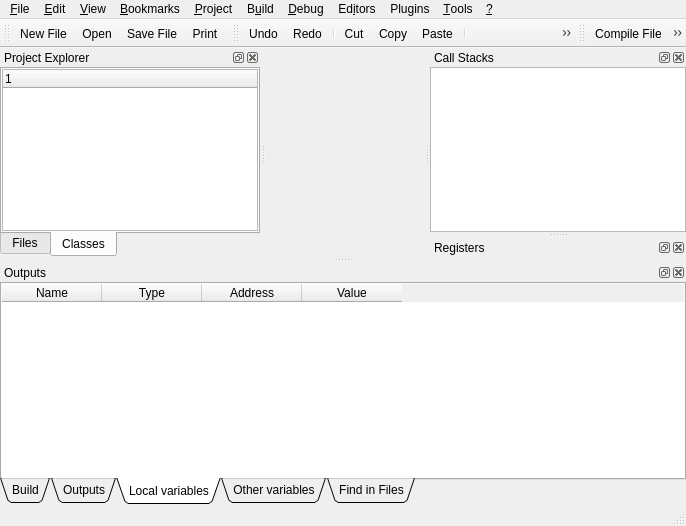
Before: the Qt Designer form ui/main.ui in google-code-export/qdevelop, drawn with Qt 5.
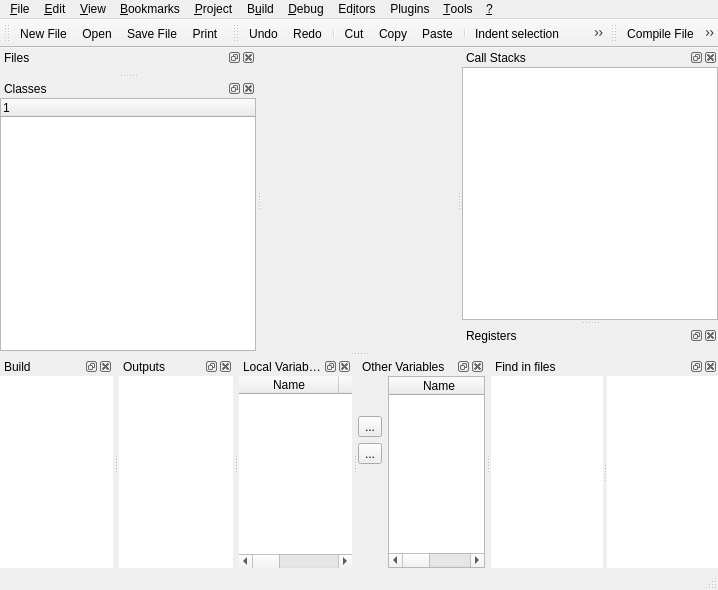
After: the same form once the commit is applied. The open tabs and pages were chosen to show the change. Icons and pictures are not drawn. Custom widgets are drawn as their Qt base class.

Commit message:
Update the gui, now all dock windows are QDockWidget, and not widgets inside a QTabWidget. Screen shots are available: http://qdevelop.googlecode.com/files/qdevelop-026_a-svn.png http://qdevelop.googlecode.com/files/qdevelop-026-svn.png
I expect some regressions in functionality, please do tell us what's wrong on the mailing list.

BTW:
Did anyone see the upgrade googlecode had last week? Visit this link:
http://code.google.com/p/qdevelop/source/detail?r=314

:)

The edit to the form file:
```diff
--- a/ui/main.ui
+++ b/ui/main.ui
@@ -5,8 +5,8 @@
    <rect>
     <x>0</x>
     <y>0</y>
-    <width>686</width>
-    <height>526</height>
+    <width>718</width>
+    <height>590</height>
    </rect>
   </property>
   <property name="sizePolicy" >
@@ -27,8 +27,8 @@
     <rect>
      <x>0</x>
      <y>0</y>
-     <width>686</width>
-     <height>21</height>
+     <width>718</width>
+     <height>22</height>
     </rect>
    </property>
    <widget class="QMenu" name="menu_Edit" >
@@ -228,64 +228,188 @@
    <addaction name="menu" />
   </widget>
   <widget class="QStatusBar" name="statusbar" />
-  <widget class="QDockWidget" name="dockOutputs" >
-   <property name="sizePolicy" >
-    <sizepolicy vsizetype="Preferred" hsizetype="Preferred" >
-     <horstretch>0</horstretch>
-     <verstretch>0</verstretch>
-    </sizepolicy>
+  <widget class="QToolBar" name="toolBarFiles" >
+   <property name="windowTitle" >
+    <string>Files toolbar</string>
    </property>
+   <property name="orientation" >
+    <enum>Qt::Horizontal</enum>
+   </property>
+   <attribute name="toolBarArea" >
+    <enum>TopToolBarArea</enum>
+   </attribute>
+   <attribute name="toolBarBreak" >
+    <bool>false</bool>
+   </attribute>
+   <addaction name="actionNewFile" />
+   <addaction name="actionOpen" />
+   <addaction name="actionSaveFile" />
+   <addaction name="actionPrint" />
+  </widget>
+  <widget class="QToolBar" name="toolBarEdit" >
+   <property name="windowTitle" >
+    <string>Edit Toolbar</string>
+   </property>
+   <property name="toolTip" >
+    <string>Edit Toolbar</string>
+   </property>
+   <property name="statusTip" >
+    <string>Edit Toolbar</string>
+   </property>
+   <property name="whatsThis" >
+    <string>Edit Toolbar</string>
+   </property>
+   <property name="orientation" >
+    <enum>Qt::Horizontal</enum>
+   </property>
+   <attribute name="toolBarArea" >
+    <enum>TopToolBarArea</enum>
+   </attribute>
+   <attribute name="toolBarBreak" >
+    <bool>false</bool>
+   </attribute>
+   <addaction name="actionUndo" />
+   <addaction name="actionRedo" />
+   <addaction name="separator" />
+   <addaction name="actionCut" />
+   <addaction name="actionCopy" />
+   <addaction name="actionPaste" />
+   <addaction name="separator" />
+   <addaction name="actionIndent" />
+   <addaction name="actionUnindent" />
+   <addaction name="separator" />
+   <addaction name="actionPreviousBookmark" />
+   <addaction name="actionNextBookmark" />
+   <addaction name="actionClearAllBookmarks" />
+  </widget>
+  <widget class="QToolBar" name="toolBarBuild" >
+   <property name="windowTitle" >
+    <string>Build and Debug Toolbar</string>
+   </property>
+   <property name="orientation" >
+    <enum>Qt::Horizontal</enum>
+   </property>
+   <attribute name="toolBarArea" >
+    <enum>TopToolBarArea</enum>
+   </attribute>
+   <attribute name="toolBarBreak" >
+    <bool>false</bool>
+   </attribute>
+   <addaction name="actionCompile" />
+   <addaction name="separator" />
+   <addaction name="actionBuild" />
+   <addaction name="actionRebuild" />
+   <addaction name="actionStopBuild" />
+   <addaction name="actionExecuteWithoutDebug" />
+   <addaction name="separator" />
+   <addaction name="actionDebug" />
+   <addaction name="actionStopDebug" />
+   <addaction name="actionStepOver" />
+   <addaction name="actionStepInto" />
+   <addaction name="actionStepOut" />
+  </widget>
+  <widget class="QDockWidget" name="dockCallsStack" >
+   <property name="windowTitle" >
+    <string>Call Stacks</string>
+   </property>
+   <attribute name="dockWidgetArea" >
+    <number>2</number>
+   </attribute>
+   <widget class="QWidget" name="dockWidgetContents_2" >
+    <layout class="QGridLayout" >
+     <property name="leftMargin" >
+      <number>0</number>
+     </property>
+     <property name="topMargin" >
+      <number>0</number>
+     </property>
+     <property name="rightMargin" >
+      <number>0</number>
+     </property>
+     <property name="bottomMargin" >
+      <number>0</number>
+     </property>
+     <property name="horizontalSpacing" >
+      <number>0</number>
+     </property>
+     <property name="verticalSpacing" >
+      <number>0</number>
+     </property>
+     <item row="0" column="0" >
+      <widget class="QListWidget" name="callStacks" />
+     </item>
+    </layout>
+   </widget>
+  </widget>
+  <widget class="QDockWidget" name="dockRegisters" >
+   <property name="windowTitle" >
+    <string>Registers</string>
+   </property>
+   <attribute name="dockWidgetArea" >
+    <number>2</number>
+   </attribute>
+   <widget class="QWidget" name="dockWidgetContents_3" >
+    <layout class="QGridLayout" >
+     <property name="leftMargin" >
+      <number>0</number>
+     </property>
+     <property name="topMargin" >
+      <number>0</number>
+     </property>
+     <property name="rightMargin" >
+      <number>0</number>
+     </property>
+     <property name="bottomMargin" >
+      <number>0</number>
+     </property>
+     <property name="horizontalSpacing" >
+      <number>0</number>
+     </property>
+     <property name="verticalSpacing" >
+      <number>0</number>
+     </property>
+     <item row="0" column="0" >
+      <widget class="QWidget" native="1" name="registersWidget" >
+       <layout class="QGridLayout" >
+        <property name="leftMargin" >
+         <number>0</number>
+        </property>
+        <property name="topMargin" >
+         <number>0</number>
+        </property>
+        <property name="rightMargin" >
+         <number>0</number>
+        </property>
+        <property name="bottomMargin" >
+         <number>0</number>
+        </property>
+        <property name="horizontalSpacing" >
+         <number>0</number>
+        </property>
+        <item row="0" column="0" >
+         <widget class="RegistersImpl" native="1" name="registersImpl" />
+        </item>
+       </layout>
+      </widget>
+     </item>
+    </layout>
+   </widget>
+  </widget>
+  <widget class="QDockWidget" name="dockBuild" >
    <property name="allowedAreas" >
     <set>Qt::AllDockWidgetAreas</set>
    </property>
    <property name="windowTitle" >
-    <string>Outputs</string>
-   </property>
-   <attribute name="dockWidgetArea" >
-    <number>8</number>
-   </attribute>
-   <widget class="QWidget" name="dockWidgetBuild" >
-    <layout class="QGridLayout" >
-     <property name="leftMargin" >
-      <number>0</number>
-     </property>
-     <property name="topMargin" >
-      <number>0</number>
-     </property>
-     <property name="rightMargin" >
-      <number>0</number>
-     </property>
-     <property name="bottomMargin" >
-      <number>0</number>
-     </property>
-     <property name="horizontalSpacing" >
-      <number>0</number>
-     </property>
-     <property name="verticalSpacing" >
-      <number>0</number>
-     </property>
-     <item row="0" column="0" >
-      <widget class="QTabWidget" name="tabOutputs" >
-       <property name="sizePolicy" >
-        <sizepolicy vsizetype="Preferred" hsizetype="Preferred" >
-         <horstretch>0</horstretch>
-         <verstretch>0</verstretch>
-        </sizepolicy>
-       </property>
-       <property name="tabPosition" >
-        <enum>QTabWidget::South</enum>
-       </property>
-       <property name="tabShape" >
-        <enum>QTabWidget::Triangular</enum>
-       </property>
-       <property name="currentIndex" >
-        <number>0</number>
-       </property>
-       <widget class="QWidget" name="tabBuild" >
-        <attribute name="title" >
          <string>Build</string>
-        </attribute>
-        <layout class="QGridLayout" >
+   </property>
+   <attribute name="dockWidgetArea" >
+    <number>8</number>
+   </attribute>
+   <widget class="QWidget" name="dockWidgetContents_4" >
+    <layout class="QVBoxLayout" >
+     <property name="spacing" >
+      <number>0</number>
+     </property>
          <property name="leftMargin" >
           <number>0</number>
          </property>
@@ -298,13 +422,7 @@
          <property name="bottomMargin" >
           <number>0</number>
          </property>
-         <property name="horizontalSpacing" >
-          <number>0</number>
-         </property>
-         <property name="verticalSpacing" >
-          <number>0</number>
-         </property>
-         <item row="0" column="0" >
+     <item>
           <widget class="LogBuild" name="logBuild" >
            <property name="sizePolicy" >
             <sizepolicy vsizetype="Preferred" hsizetype="Preferred" >
@@ -327,11 +445,19 @@
          </item>
         </layout>
        </widget>
-       <widget class="QWidget" name="tab_2" >
-        <attribute name="title" >
+  </widget>
+  <widget class="QDockWidget" name="dockOutputs" >
+   <property name="allowedAreas" >
+    <set>Qt::BottomDockWidgetArea|Qt::LeftDockWidgetArea|Qt::NoDockWidgetArea|Qt::RightDockWidgetArea</set>
+   </property>
+   <property name="windowTitle" >
          <string>Outputs</string>
-        </attribute>
-        <layout class="QVBoxLayout" >
+   </property>
+   <attribute name="dockWidgetArea" >
+    <number>8</number>
+   </attribute>
+   <widget class="QWidget" name="dockWidgetContents_5" >
+    <layout class="QHBoxLayout" >
          <property name="spacing" >
           <number>0</number>
          </property>
@@ -373,11 +499,22 @@
          </item>
         </layout>
        </widget>
-       <widget class="QWidget" name="tab" >
-        <attribute name="title" >
-         <string>Local variables</string>
-        </attribute>
-        <layout class="QGridLayout" >
+  </widget>
+  <widget class="QDockWidget" name="dockVariables" >
+   <property name="allowedAreas" >
+    <set>Qt::BottomDockWidgetArea|Qt::LeftDockWidgetArea|Qt::NoDockWidgetArea|Qt::RightDockWidgetArea</set>
+   </property>
+   <property name="windowTitle" >
+    <string>Local Variables</string>
+   </property>
+   <attribute name="dockWidgetArea" >
+    <number>8</number>
+   </attribute>
+   <widget class="QWidget" name="dockWidgetContents_6" >
+    <layout class="QVBoxLayout" >
+     <property name="spacing" >
+      <number>0</number>
+     </property>
          <property name="leftMargin" >
           <number>0</number>
          </property>
@@ -390,13 +527,7 @@
          <property name="bottomMargin" >
           <number>0</number>
          </property>
-         <property name="horizontalSpacing" >
-          <number>0</number>
-         </property>
-         <property name="verticalSpacing" >
-          <number>0</number>
-         </property>
-         <item row="0" column="0" >
+     <item>
           <widget class="QTableWidget" name="tableLocalVariables" >
            <property name="frameShape" >
             <enum>QFrame::NoFrame</enum>
@@ -431,10 +562,18 @@
          </item>
         </layout>
        </widget>
-       <widget class="QWidget" name="tab_3" >
-        <attribute name="title" >
-         <string>Other variables</string>
-        </attribute>
+  </widget>
+  <widget class="QDockWidget" name="dockOtherVariables" >
+   <property name="allowedAreas" >
+    <set>Qt::BottomDockWidgetArea|Qt::LeftDockWidgetArea|Qt::NoDockWidgetArea|Qt::RightDockWidgetArea</set>
+   </property>
+   <property name="windowTitle" >
+    <string>Other Variables</string>
+   </property>
+   <attribute name="dockWidgetArea" >
+    <number>8</number>
+   </attribute>
+   <widget class="QWidget" name="dockWidgetContents_7" >
         <layout class="QVBoxLayout" >
          <property name="spacing" >
           <number>0</number>
@@ -570,11 +709,22 @@
          </item>
         </layout>
        </widget>
-       <widget class="QWidget" name="tabFindInFiles" >
-        <attribute name="title" >
-         <string>Find in Files</string>
-        </attribute>
-        <layout class="QGridLayout" >
+  </widget>
+  <widget class="QDockWidget" name="dockFindInFiles" >
+   <property name="allowedAreas" >
+    <set>Qt::BottomDockWidgetArea|Qt::LeftDockWidgetArea|Qt::NoDockWidgetArea|Qt::RightDockWidgetArea</set>
+   </property>
+   <property name="windowTitle" >
+    <string>Find in files</string>
+   </property>
+   <attribute name="dockWidgetArea" >
+    <number>8</number>
+   </attribute>
+   <widget class="QWidget" name="dockWidgetContents_8" >
+    <layout class="QVBoxLayout" >
+     <property name="spacing" >
+      <number>0</number>
+     </property>
          <property name="leftMargin" >
           <number>0</number>
          </property>
@@ -587,13 +737,7 @@
          <property name="bottomMargin" >
           <number>0</number>
          </property>
-         <property name="horizontalSpacing" >
-          <number>0</number>
-         </property>
-         <property name="verticalSpacing" >
-          <number>0</number>
-         </property>
-         <item row="0" column="0" >
+     <item>
           <widget class="QSplitter" name="splitter" >
            <property name="orientation" >
             <enum>Qt::Horizontal</enum>
@@ -623,77 +767,21 @@
         </layout>
        </widget>
       </widget>
-     </item>
-    </layout>
-   </widget>
-  </widget>
-  <widget class="QDockWidget" name="dockExplorer" >
-   <property name="sizePolicy" >
-    <sizepolicy vsizetype="Preferred" hsizetype="Preferred" >
-     <horstretch>0</horstretch>
-     <verstretch>0</verstretch>
-    </sizepolicy>
-   </property>
-   <property name="minimumSize" >
-    <size>
-     <width>0</width>
-     <height>0</height>
-    </size>
-   </property>
+  <widget class="QDockWidget" name="dockFiles" >
    <property name="allowedAreas" >
     <set>Qt::AllDockWidgetAreas</set>
    </property>
    <property name="windowTitle" >
-    <string>Project Explorer</string>
-   </property>
-   <attribute name="dockWidgetArea" >
-    <number>1</number>
-   </attribute>
-   <widget class="QWidget" name="dockWidgetContents" >
-    <property name="sizePolicy" >
-     <sizepolicy vsizetype="Preferred" hsizetype="Preferred" >
-      <horstretch>0</horstretch>
-      <verstretch>0</verstretch>
-     </sizepolicy>
-    </property>
-    <property name="minimumSize" >
-     <size>
-      <width>0</width>
-      <height>0</height>
-     </size>
-    </property>
-    <layout class="QGridLayout" >
-     <property name="leftMargin" >
-      <number>0</number>
-     </property>
-     <property name="topMargin" >
-      <number>0</number>
-     </property>
-     <property name="rightMargin" >
-      <number>0</number>
-     </property>
-     <property name="bottomMargin" >
-      <number>0</number>
-     </property>
-     <property name="horizontalSpacing" >
-      <number>0</number>
-     </property>
-     <property name="verticalSpacing" >
-      <number>0</number>
-     </property>
-     <item row="0" column="0" >
-      <widget class="QTabWidget" name="tabExplorer" >
-       <property name="tabPosition" >
-        <enum>QTabWidget::South</enum>
-       </property>
-       <property name="currentIndex" >
-        <number>0</number>
-       </property>
-       <widget class="QWidget" name="treeWidget" >
-        <attribute name="title" >
          <string>Files</string>
-        </attribute>
-        <layout class="QGridLayout" >
+   </property>
+   <attribute name="dockWidgetArea" >
+    <number>1</number>
+   </attribute>
+   <widget class="QWidget" name="dockWidgetContents_9" >
+    <layout class="QVBoxLayout" >
+     <property name="spacing" >
+      <number>0</number>
+     </property>
          <property name="leftMargin" >
           <number>0</number>
          </property>
@@ -706,13 +794,7 @@
          <property name="bottomMargin" >
           <number>0</number>
          </property>
-         <property name="horizontalSpacing" >
-          <number>0</number>
-         </property>
-         <property name="verticalSpacing" >
-          <number>0</number>
-         </property>
-         <item row="0" column="0" >
+     <item>
           <widget class="TreeProject" native="1" name="treeFiles" >
            <property name="sizePolicy" >
             <sizepolicy vsizetype="Preferred" hsizetype="Preferred" >
@@ -733,11 +815,25 @@
          </item>
         </layout>
        </widget>
-       <widget class="QWidget" name="classesWidget" >
-        <attribute name="title" >
+  </widget>
+  <widget class="QDockWidget" name="dockClasses" >
+   <property name="features" >
+    <set>QDockWidget::AllDockWidgetFeatures</set>
+   </property>
+   <property name="allowedAreas" >
+    <set>Qt::BottomDockWidgetArea|Qt::LeftDockWidgetArea|Qt::NoDockWidgetArea|Qt::RightDockWidgetArea</set>
+   </property>
+   <property name="windowTitle" >
          <string>Classes</string>
-        </attribute>
-        <layout class="QGridLayout" >
+   </property>
+   <attribute name="dockWidgetArea" >
+    <number>1</number>
+   </attribute>
+   <widget class="QWidget" name="dockWidgetContents_10" >
+    <layout class="QVBoxLayout" >
+     <property name="spacing" >
+      <number>0</number>
+     </property>
          <property name="leftMargin" >
           <number>0</number>
          </property>
@@ -750,190 +846,13 @@
          <property name="bottomMargin" >
           <number>0</number>
          </property>
-         <property name="horizontalSpacing" >
-          <number>0</number>
-         </property>
-         <property name="verticalSpacing" >
-          <number>0</number>
-         </property>
-         <item row="0" column="0" >
+     <item>
           <widget class="TreeClasses" name="treeClasses" >
            <column>
             <property name="text" >
              <string>1</string>
             </property>
            </column>
-          </widget>
-         </item>
-        </layout>
-       </widget>
-      </widget>
-     </item>
-    </layout>
-   </widget>
-  </widget>
-  <widget class="QToolBar" name="toolBarFiles" >
-   <property name="windowTitle" >
-    <string>Files toolbar</string>
-   </property>
-   <property name="orientation" >
-    <enum>Qt::Horizontal</enum>
-   </property>
-   <attribute name="toolBarArea" >
-    <enum>TopToolBarArea</enum>
-   </attribute>
-   <attribute name="toolBarBreak" >
-    <bool>false</bool>
-   </attribute>
-   <addaction name="actionNewFile" />
-   <addaction name="actionOpen" />
-   <addaction name="actionSaveFile" />
-   <addaction name="actionPrint" />
-  </widget>
-  <widget class="QToolBar" name="toolBarEdit" >
-   <property name="windowTitle" >
-    <string>Edit Toolbar</string>
-   </property>
-   <property name="toolTip" >
-    <string>Edit Toolbar</string>
-   </property>
-   <property name="statusTip" >
-    <string>Edit Toolbar</string>
-   </property>
-   <property name="whatsThis" >
-    <string>Edit Toolbar</string>
-   </property>
-   <property name="orientation" >
-    <enum>Qt::Horizontal</enum>
-   </property>
-   <attribute name="toolBarArea" >
-    <enum>TopToolBarArea</enum>
-   </attribute>
-   <attribute name="toolBarBreak" >
-    <bool>false</bool>
-   </attribute>
-   <addaction name="actionUndo" />
-   <addaction name="actionRedo" />
-   <addaction name="separator" />
-   <addaction name="actionCut" />
-   <addaction name="actionCopy" />
-   <addaction name="actionPaste" />
-   <addaction name="separator" />
-   <addaction name="actionIndent" />
-   <addaction name="actionUnindent" />
-   <addaction name="separator" />
-   <addaction name="actionPreviousBookmark" />
-   <addaction name="actionNextBookmark" />
-   <addaction name="actionClearAllBookmarks" />
-  </widget>
-  <widget class="QToolBar" name="toolBarBuild" >
-   <property name="windowTitle" >
-    <string>Build and Debug Toolbar</string>
-   </property>
-   <property name="orientation" >
-    <enum>Qt::Horizontal</enum>
-   </property>
-   <attribute name="toolBarArea" >
-    <enum>TopToolBarArea</enum>
-   </attribute>
-   <attribute name="toolBarBreak" >
-    <bool>false</bool>
-   </attribute>
-   <addaction name="actionCompile" />
-   <addaction name="separator" />
-   <addaction name="actionBuild" />
-   <addaction name="actionRebuild" />
-   <addaction name="actionStopBuild" />
-   <addaction name="actionExecuteWithoutDebug" />
-   <addaction name="separator" />
-   <addaction name="actionDebug" />
-   <addaction name="actionStopDebug" />
-   <addaction name="actionStepOver" />
-   <addaction name="actionStepInto" />
-   <addaction name="actionStepOut" />
-  </widget>
-  <widget class="QDockWidget" name="dockCallsStack" >
-   <property name="windowTitle" >
-    <string>Call Stacks</string>
-   </property>
-   <attribute name="dockWidgetArea" >
-    <number>2</number>
-   </attribute>
-   <widget class="QWidget" name="dockWidgetContents_2" >
-    <layout class="QGridLayout" >
-     <property name="leftMargin" >
-      <number>0</number>
-     </property>
-     <property name="topMargin" >
-      <number>0</number>
-     </property>
-     <property name="rightMargin" >
-      <number>0</number>
-     </property>
-     <property name="bottomMargin" >
-      <number>0</number>
-     </property>
-     <property name="horizontalSpacing" >
-      <number>0</number>
-     </property>
-     <property name="verticalSpacing" >
-      <number>0</number>
-     </property>
-     <item row="0" column="0" >
-      <widget class="QListWidget" name="callStacks" />
-     </item>
-    </layout>
-   </widget>
-  </widget>
-  <widget class="QDockWidget" name="dockRegisters" >
-   <property name="windowTitle" >
-    <string>Registers</string>
-   </property>
-   <attribute name="dockWidgetArea" >
-    <number>2</number>
-   </attribute>
-   <widget class="QWidget" name="dockWidgetContents_3" >
-    <layout class="QGridLayout" >
-     <property name="leftMargin" >
-      <number>0</number>
-     </property>
-     <property name="topMargin" >
-      <number>0</number>
-     </property>
-     <property name="rightMargin" >
-      <number>0</number>
-     </property>
-     <property name="bottomMargin" >
-      <number>0</number>
-     </property>
-     <property name="horizontalSpacing" >
-      <number>0</number>
-     </property>
-     <property name="verticalSpacing" >
-      <number>0</number>
-     </property>
-     <item row="0" column="0" >
-      <widget class="QWidget" native="1" name="registersWidget" >
-       <layout class="QGridLayout" >
-        <property name="leftMargin" >
-         <number>0</number>
-        </property>
-        <property name="topMargin" >
-         <number>0</number>
-        </property>
-        <property name="rightMargin" >
-         <number>0</number>
-        </property>
-        <property name="bottomMargin" >
-         <number>0</number>
-        </property>
-        <property name="horizontalSpacing" >
-         <number>0</number>
-        </property>
-        <item row="0" column="0" >
-         <widget class="RegistersImpl" native="1" name="registersImpl" />
-        </item>
-       </layout>
       </widget>
      </item>
     </layout>
```
Left out of the diff: 13 changed lines with no effect on the pictures. Lines whose indentation alone changed are shown as unchanged. The commit also changes 1 other file.
